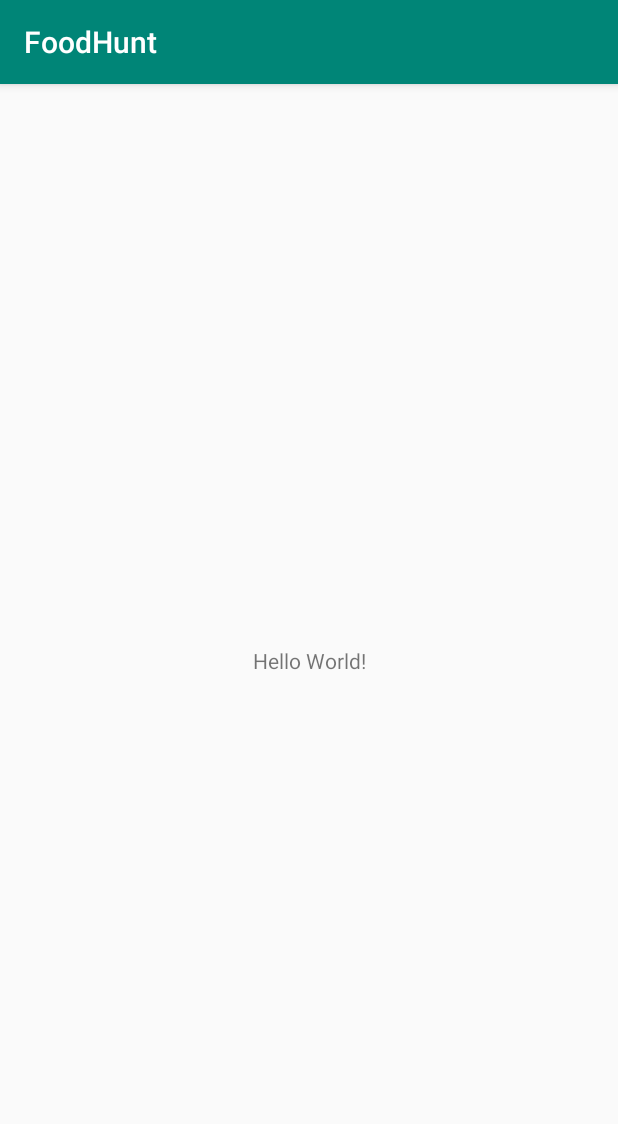
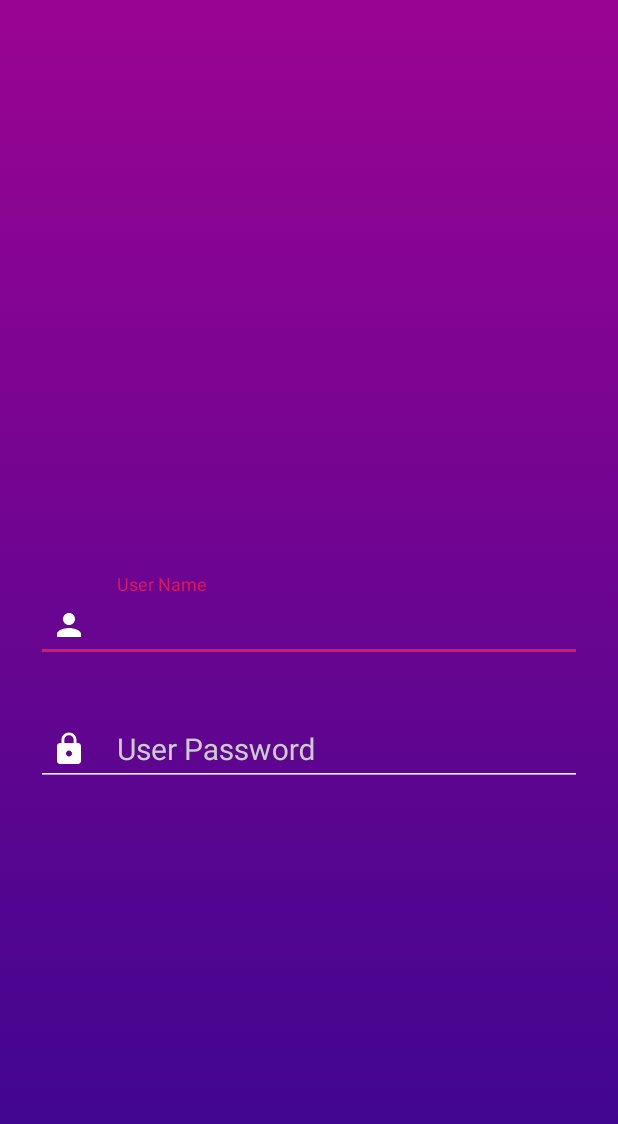
Before and after one commit to YAAMSS/FoodHunt, an Android app: the screen it shows after launch (LoginActivity), on a phone screen of 412 x 824 dp. Shown: the top 1124 px of the screen. Run offline under Robolectric (Android 15) with nearby library versions, the phone set to English and light mode, and no system bars.

Commit message:
Added login activity UI

```diff
--- a/app/build.gradle
+++ b/app/build.gradle
@@ -3,6 +3,8 @@ apply plugin: 'com.android.application'
 apply plugin: 'kotlin-android'
 
 apply plugin: 'kotlin-android-extensions'
+
+apply plugin: 'kotlin-kapt'
 
 android {
     compileSdkVersion 29
@@ -30,6 +32,19 @@ dependencies {
     implementation 'androidx.core:core-ktx:1.1.0'
     implementation 'androidx.constraintlayout:constraintlayout:1.1.3'
     testImplementation 'junit:junit:4.12'
-    androidTestImplementation 'androidx.test:runner:1.1.1'
+    androidTestImplementation 'androidx.test:runner:1.2.0'
     androidTestImplementation 'androidx.test.espresso:espresso-core:3.2.0'
+
+    implementation 'androidx.lifecycle:lifecycle-extensions:2.1.0'
+    implementation 'androidx.lifecycle:lifecycle-viewmodel:2.1.0'
+
+    implementation 'androidx.slice:slice-core:1.1.0-alpha01'
+    implementation 'androidx.slice:slice-builders:1.1.0-alpha01'
+    implementation 'com.google.android.material:material:1.0.0'
+
+
+    implementation 'androidx.room:room-runtime:2.1.0'
+    kapt 'androidx.room:room-compiler:2.1.0'
+
+    debugImplementation 'com.amitshekhar.android:debug-db:1.0.6'
 }
--- a/app/src/main/java/com/example/foodhunt/LoginActivity.kt
+++ b/app/src/main/java/com/example/foodhunt/LoginActivity.kt
@@ -7,6 +7,6 @@ class LoginActivity : AppCompatActivity() {
 
     override fun onCreate(savedInstanceState: Bundle?) {
         super.onCreate(savedInstanceState)
-        setContentView(R.layout.activity_main)
+        setContentView(R.layout.login_acticity_main)
     }
 }
--- /dev/null
+++ b/app/src/main/res/drawable/gradient_background.xml
@@ -0,0 +1,11 @@
+<?xml version="1.0" encoding="utf-8"?>
+<selector xmlns:android="http://schemas.android.com/apk/res/android">
+    <item>
+        <shape>
+            <gradient android:angle="90"
+                android:endColor="#9b0493"
+                android:startColor="#38068f"
+                android:type="linear" />
+        </shape>
+    </item>
+</selector>
--- /dev/null
+++ b/app/src/main/res/drawable/lock1.xml
@@ -0,0 +1,9 @@
+<vector xmlns:android="http://schemas.android.com/apk/res/android"
+        android:width="24dp"
+        android:height="24dp"
+        android:viewportWidth="24.0"
+        android:viewportHeight="24.0">
+    <path
+        android:fillColor="#ffffff"
+        android:pathData="M18,8h-1L17,6c0,-2.76 -2.24,-5 -5,-5S7,3.24 7,6v2L6,8c-1.1,0 -2,0.9 -2,2v10c0,1.1 0.9,2 2,2h12c1.1,0 2,-0.9 2,-2L20,10c0,-1.1 -0.9,-2 -2,-2zM12,17c-1.1,0 -2,-0.9 -2,-2s0.9,-2 2,-2 2,0.9 2,2 -0.9,2 -2,2zM15.1,8L8.9,8L8.9,6c0,-1.71 1.39,-3.1 3.1,-3.1 1.71,0 3.1,1.39 3.1,3.1v2z"/>
+</vector>
--- /dev/null
+++ b/app/src/main/res/drawable/user1.xml
@@ -0,0 +1,9 @@
+<vector xmlns:android="http://schemas.android.com/apk/res/android"
+        android:width="24dp"
+        android:height="24dp"
+        android:viewportWidth="24.0"
+        android:viewportHeight="24.0">
+    <path
+        android:fillColor="#ffffff"
+        android:pathData="M12,12c2.21,0 4,-1.79 4,-4s-1.79,-4 -4,-4 -4,1.79 -4,4 1.79,4 4,4zM12,14c-2.67,0 -8,1.34 -8,4v2h16v-2c0,-2.66 -5.33,-4 -8,-4z"/>
+</vector>
--- a/app/src/main/res/layout/activity_main.xml
+++ /dev/null
@@ -1,18 +0,0 @@
-<?xml version="1.0" encoding="utf-8"?>
-<androidx.constraintlayout.widget.ConstraintLayout xmlns:android="http://schemas.android.com/apk/res/android"
-    xmlns:app="http://schemas.android.com/apk/res-auto"
-    xmlns:tools="http://schemas.android.com/tools"
-    android:layout_width="match_parent"
-    android:layout_height="match_parent"
-    tools:context=".LoginActivity">
-
-    <TextView
-        android:layout_width="wrap_content"
-        android:layout_height="wrap_content"
-        android:text="Hello World!"
-        app:layout_constraintBottom_toBottomOf="parent"
-        app:layout_constraintLeft_toLeftOf="parent"
-        app:layout_constraintRight_toRightOf="parent"
-        app:layout_constraintTop_toTopOf="parent" />
-
-</androidx.constraintlayout.widget.ConstraintLayout>
--- /dev/null
+++ b/app/src/main/res/layout/login_acticity_main.xml
@@ -0,0 +1,71 @@
+<?xml version="1.0" encoding="utf-8"?>
+<androidx.constraintlayout.widget.ConstraintLayout
+    xmlns:android="http://schemas.android.com/apk/res/android"
+    xmlns:app="http://schemas.android.com/apk/res-auto"
+    xmlns:tools="http://schemas.android.com/tools"
+    android:layout_width="match_parent"
+    android:layout_height="match_parent"
+    tools:context=".LoginActivity"
+    android:background="@drawable/gradient_background"
+    >
+
+    <com.google.android.material.textfield.TextInputLayout
+        android:id="@+id/textInputLayoutFistName"
+        android:layout_width="0dp"
+        android:layout_height="wrap_content"
+        android:layout_marginStart="24dp"
+        android:layout_marginEnd="24dp"
+        android:textColorHint="#cccccc"
+        app:layout_constraintBottom_toBottomOf="parent"
+        app:layout_constraintEnd_toEndOf="parent"
+        app:layout_constraintStart_toStartOf="parent"
+        app:layout_constraintTop_toTopOf="parent">
+
+        <EditText
+            android:id="@+id/etUserName"
+            android:layout_width="match_parent"
+            android:layout_height="wrap_content"
+            android:backgroundTint="#ffff"
+            android:drawableStart="@drawable/user1"
+            android:hint="User Name"
+            android:inputType="textPersonName"
+            android:textColor="#cccccc"
+            android:textSize="20sp"
+            android:drawablePadding="20dp"
+            android:paddingStart="10dp"
+            tools:ignore="RtlSymmetry" />
+
+    </com.google.android.material.textfield.TextInputLayout>
+
+
+    <com.google.android.material.textfield.TextInputLayout
+        android:id="@+id/textInputLayoutLastName"
+        android:layout_width="0dp"
+        android:layout_height="wrap_content"
+        android:layout_marginStart="24dp"
+        android:layout_marginTop="24dp"
+        android:layout_marginEnd="24dp"
+        android:textColorHint="#cccccc"
+        app:layout_constraintBottom_toBottomOf="parent"
+        app:layout_constraintEnd_toEndOf="parent"
+        app:layout_constraintStart_toStartOf="parent"
+        app:layout_constraintTop_toBottomOf="@+id/textInputLayoutFistName"
+        app:layout_constraintVertical_bias="0.0">
+
+        <EditText
+            android:id="@+id/etUserLastName"
+            android:layout_width="match_parent"
+            android:layout_height="wrap_content"
+            android:backgroundTint="#ffff"
+            android:drawableStart="@drawable/lock1"
+            android:drawablePadding="20dp"
+            android:hint="User Password"
+            android:inputType="textPersonName"
+            android:paddingStart="10dp"
+            android:textColor="#cccccc"
+            android:textSize="20sp"
+            tools:ignore="RtlSymmetry" />
+
+    </com.google.android.material.textfield.TextInputLayout>
+
+</androidx.constraintlayout.widget.ConstraintLayout>
--- a/app/src/main/res/values/strings.xml
+++ b/app/src/main/res/values/strings.xml
@@ -1,3 +1,4 @@
 <resources>
     <string name="app_name">FoodHunt</string>
+
 </resources>
--- a/app/src/main/res/values/styles.xml
+++ b/app/src/main/res/values/styles.xml
@@ -1,7 +1,7 @@
 <resources>
 
     <!-- Base application theme. -->
-    <style name="AppTheme" parent="Theme.AppCompat.Light.DarkActionBar">
+    <style name="AppTheme" parent="Theme.AppCompat.Light.NoActionBar">
         <!-- Customize your theme here. -->
         <item name="colorPrimary">@color/colorPrimary</item>
         <item name="colorPrimaryDark">@color/colorPrimaryDark</item>
```
Also changed, not shown: 1 other file.
